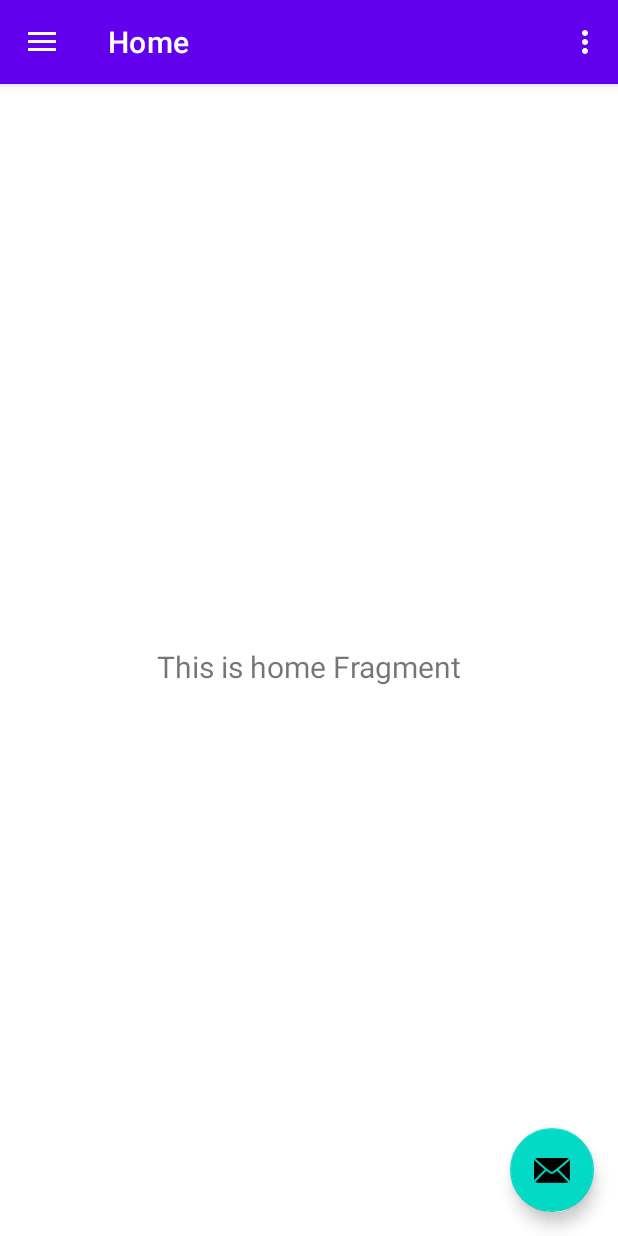
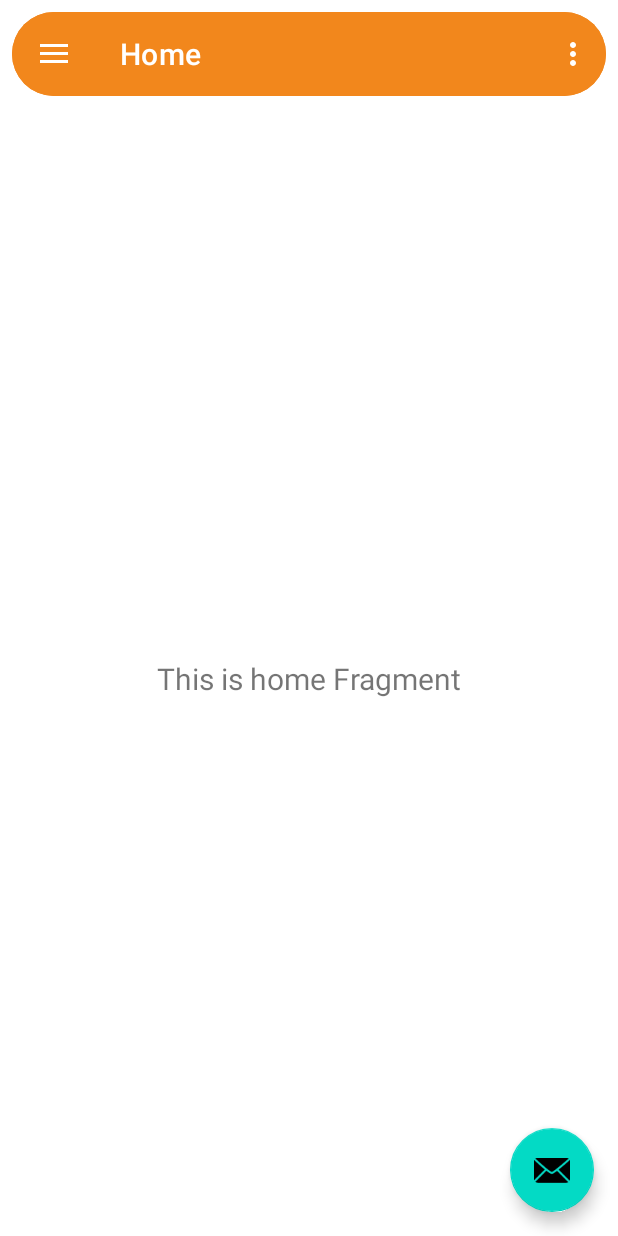
Before and after one commit to ONE-MEDIA-SA/Educa-mz, an Android app: the screen it shows after launch (MainActivity), on a phone screen of 412 x 824 dp. Run offline under Robolectric (Android 15) with nearby library versions, the phone set to English and light mode, and no system bars; our stand-ins replace navigation-ui.

Commit message:
add bg border

```diff
--- /dev/null
+++ b/app/src/main/res/drawable/bg_border.xml
@@ -0,0 +1,6 @@
+<?xml version="1.0" encoding="utf-8"?>
+<shape xmlns:android="http://schemas.android.com/apk/res/android">
+    <solid android:color="@color/purple_500"/>
+    <corners android:radius="50dp"
+        />
+</shape>
--- a/app/src/main/res/layout/app_bar_main.xml
+++ b/app/src/main/res/layout/app_bar_main.xml
@@ -9,14 +9,18 @@
     <com.google.android.material.appbar.AppBarLayout
         android:layout_width="match_parent"
         android:layout_height="wrap_content"
+        android:layout_margin="8dp"
+        app:elevation="0dp"
+        android:background="@drawable/bg_border"
         android:theme="@style/Theme.Educa.AppBarOverlay">
 
         <androidx.appcompat.widget.Toolbar
             android:id="@+id/toolbar"
             android:layout_width="match_parent"
             android:layout_height="?attr/actionBarSize"
-            android:background="?attr/colorPrimary"
-            app:popupTheme="@style/Theme.Educa.PopupOverlay" />
+            android:background="@drawable/bg_border"
+            app:popupTheme="@style/Theme.Educa.PopupOverlay">
+        </androidx.appcompat.widget.Toolbar>
 
     </com.google.android.material.appbar.AppBarLayout>
 
--- a/app/src/main/res/values/colors.xml
+++ b/app/src/main/res/values/colors.xml
@@ -1,10 +1,13 @@
 <?xml version="1.0" encoding="utf-8"?>
 <resources>
-    <color name="purple_200">#FFBB86FC</color>
-    <color name="purple_500">#FF6200EE</color>
-    <color name="purple_700">#FF3700B3</color>
+    <color name="purple_200">#ffb850</color>
+    <color name="purple_500">#f2871c</color>
+    <color name="purple_700">#f2871c</color>
+    <color name="purple_7002">#b95900</color>
     <color name="teal_200">#FF03DAC5</color>
     <color name="teal_700">#FF018786</color>
     <color name="black">#FF000000</color>
     <color name="white">#FFFFFFFF</color>
+    <color name="custom_black">#414c52</color>
+    <color name="blue">#03A9F4</color>
 </resources>
```
